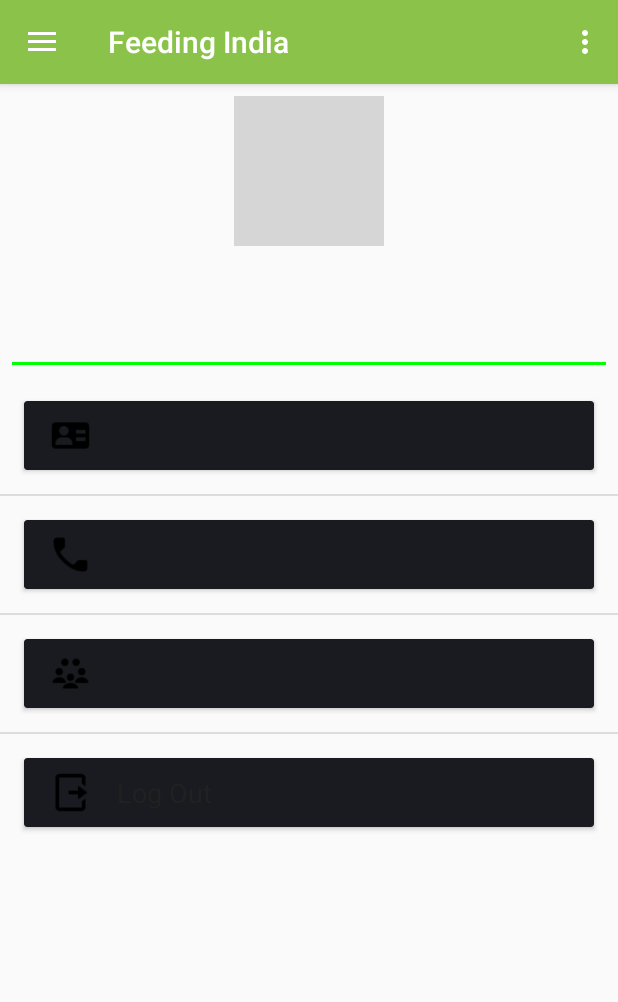
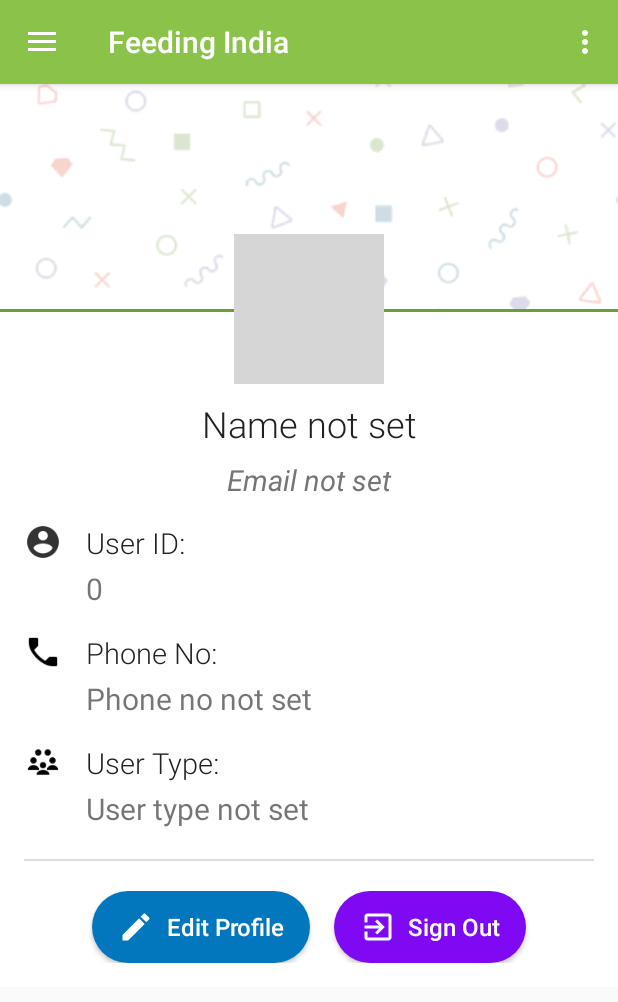
Before and after one commit to abhishekpopli/feeding-india-android-app, an Android app: the MainActivity screen opened directly, with no data from a screen before it, in the side drawer, after a tap on "My Profile", on a phone screen of 412 x 824 dp. Shown: the top 1002 px of the screen. Run offline under Robolectric (Android 15) with nearby library versions, the phone set to English and light mode, and no system bars; our stand-ins replace CircleImageView; libraries missing offline, so code that uses them is left out: com.cloudinary, com.cloudinary.utils; pictures from the network do not load; grey boxes are pictures that could not be loaded.

Commit message:
Now using new layout in My profile fragment, removed logout from navigation drawer

```diff
--- a/app/src/main/java/com/example/feedingindiaapp/MyProfileFragment.java
+++ b/app/src/main/java/com/example/feedingindiaapp/MyProfileFragment.java
@@ -1,23 +1,20 @@
 package com.example.feedingindiaapp;
 
+import android.content.DialogInterface;
 import android.content.Intent;
 import android.content.SharedPreferences;
 import android.os.Bundle;
 import android.support.annotation.Nullable;
 import android.support.v4.app.Fragment;
+import android.support.v7.app.AlertDialog;
 import android.view.LayoutInflater;
 import android.view.View;
 import android.view.ViewGroup;
-import android.widget.AdapterView;
-import android.widget.ListView;
-import android.widget.SimpleAdapter;
+import android.widget.Button;
 import android.widget.TextView;
+import android.widget.Toast;
 
 import com.bumptech.glide.Glide;
-
-import java.util.ArrayList;
-import java.util.HashMap;
-import java.util.List;
 
 import de.hdodenhof.circleimageview.CircleImageView;
 
@@ -25,94 +22,183 @@ import static android.content.Context.MODE_PRIVATE;
 
 public class MyProfileFragment extends Fragment {
 
-    private static final String DONATION_LIST_URL = "https://feedingindiaapp.000webhostapp.com/getdata/donations_list.php";
-    int[] flags;
-    private String[] options;
-    private TextView textName;
-    private TextView textEmail;
+    // User details
+    private String userName;
+    private String userEmail;
+    private int userID;
+    private String userPhoneNo1;
+    private String fullUserType;
+    private String userImageUrl;
+
+    // Views
+    private TextView userNameView;
+    private TextView userEmailView;
+    private TextView userIDView;
+    private TextView userPhoneNo1View;
+    private TextView fullUserTypeView;
+    private Button editButton;
+    private Button signOutButton;
+    private CircleImageView userImageView;
+
+    private SharedPreferences sharedPreferences;
+
+
 
     public MyProfileFragment() {
         // Required empty public constructor
     }
+
 
     @Override
     public View onCreateView(LayoutInflater inflater, ViewGroup container,
                              Bundle savedInstanceState) {
 
         // Inflate the layout for this fragment
-        View view = inflater.inflate(R.layout.my_profile_fragment, container, false);
-        final SharedPreferences sharedPreferences = getActivity().getSharedPreferences("app_data", MODE_PRIVATE);
-
-
-        options = new String[]{sharedPreferences.getString("user_name", null), sharedPreferences.getString("phoneno", null),
-                sharedPreferences.getString("user_type", null), "Log Out"};
-        flags = new int[]{R.drawable.name, R.drawable.phone, R.drawable.donor, R.drawable.logout};
-
+        View view = inflater.inflate(R.layout.my_profile, container, false);
 
         // Getting all views
-        textName = (TextView) view.findViewById(R.id.myprofilename);
-        textEmail = (TextView) view.findViewById(R.id.myprofileemail);
-        CircleImageView userProfileImage = (CircleImageView) view.findViewById(R.id.user_profile_image);
-
-        // Setting data in views
-        textName.setText(sharedPreferences.getString("user_name", null));
-        textEmail.setText(sharedPreferences.getString("emailid", null));
-
-        String userProfilePicUrl = sharedPreferences.getString("user_profile_pic_url", "http://www.msudenver.edu/media/sampleassets/profile-placeholder.png");
-        if (userProfilePicUrl.equals("null")) {
-            userProfilePicUrl = "http://www.msudenver.edu/media/sampleassets/profile-placeholder.png";
-        }
-        Glide.with(this).load(userProfilePicUrl).into(userProfileImage);
-
-
-        List<HashMap<String, String>> aList = new ArrayList<>();
-
-        for (int i = 0; i < 4; i++) {
-            HashMap<String, String> hm = new HashMap<>();
-            hm.put("cur", options[i]);
-            hm.put("flag", Integer.toString(flags[i]));
-            aList.add(hm);
-        }
-
-        String[] from = {"flag", "cur"};
-        int[] to = {R.id.mylist_image, R.id.optionstext};
-        ListView list = (ListView) view.findViewById(R.id.options_list);
-        SimpleAdapter adapter = new SimpleAdapter(getActivity().getBaseContext(), aList, R.layout.listview_myprofile_style, from, to);
-        list.setAdapter(adapter);
-
-        list.setOnItemClickListener(new AdapterView.OnItemClickListener() {
-            public void onItemClick(AdapterView<?> parent, View view,
-                                    int position, long id) {
-                if (position == 3) {
-
-                    SharedPreferences.Editor editor = sharedPreferences.edit();
-
-                    editor.putInt("user_id", 0);
-                    editor.putString("user_name", null);
-                    editor.putString("user_password_hash", null);
-                    editor.putString("user_type", null);
-                    editor.putBoolean("is_logged_in", false);
-                    editor.putString("phoneno", null);
-                    editor.putString("emailid", null);
-                    editor.apply();
-
-                    Intent intent = new Intent(MyProfileFragment.this.getContext(), LoginActivity.class);
-                    startActivity(intent);
-                }
-
-
-            }
-        });
+        userNameView = (TextView) view.findViewById(R.id.profile_user_name);
+        userEmailView = (TextView) view.findViewById(R.id.profile_user_email);
+        userIDView = (TextView) view.findViewById(R.id.profile_user_id);
+        userPhoneNo1View = (TextView) view.findViewById(R.id.profile_user_ph_1);
+        fullUserTypeView = (TextView) view.findViewById(R.id.profile_user_full_type);
+        editButton = (Button) view.findViewById(R.id.profile_edit_btn);
+        signOutButton = (Button) view.findViewById(R.id.profile_sign_out_btn);
+        userImageView = (CircleImageView) view.findViewById(R.id.profile_user_image);
 
         return view;
 
     }
 
+
     public void onActivityCreated(@Nullable Bundle savedInstanceState) {
         super.onActivityCreated(savedInstanceState);
 
 
+        // Get all user data
+        getUserData();
+
+
+        userNameView.setText(userName);
+        userEmailView.setText(userEmail);
+        userIDView.setText(String.valueOf(userID));
+        userPhoneNo1View.setText(userPhoneNo1);
+        fullUserTypeView.setText(fullUserType);
+
+        userImageUrl = sharedPreferences.getString("user_profile_pic_url", "http://www.msudenver.edu/media/sampleassets/profile-placeholder.png");
+        if (userImageUrl.equals("null")) {
+            userImageUrl = "http://www.msudenver.edu/media/sampleassets/profile-placeholder.png";
+        }
+        Glide.with(this).load(userImageUrl).into(userImageView);
+
+
+        editButton.setOnClickListener(new View.OnClickListener() {
+            @Override
+            public void onClick(View v) {
+                Toast.makeText(MyProfileFragment.this.getContext(), "You clicked on edit button", Toast.LENGTH_SHORT).show();
+            }
+        });
+
+
+        signOutButton.setOnClickListener(new View.OnClickListener() {
+            @Override
+            public void onClick(View v) {
+                confirmSignout();
+            }
+        });
+
     }
 
 
+    /**
+     * This method is used to retrieve user data from shared prefernces
+     */
+    private void getUserData() {
+
+        // Getting data from shared preferences
+        sharedPreferences = getActivity().getSharedPreferences("app_data", MODE_PRIVATE);
+
+        userName = sharedPreferences.getString("user_name", "Name not set");
+        userEmail = sharedPreferences.getString("emailid", "Email not set");
+        userID = sharedPreferences.getInt("user_id", 0);
+        userPhoneNo1 = sharedPreferences.getString("phoneno", "Phone no not set");
+//        userImageUrl = sharedPreferences.getString("user_profile_pic_url",null);
+
+        String userTypeFromStorage = sharedPreferences.getString("user_type", null);
+        String donorTypeFromStorage = sharedPreferences.getString("donor_type", null);
+
+        if (userTypeFromStorage != null && userTypeFromStorage.equals("donor")) {
+
+            if (donorTypeFromStorage != null && donorTypeFromStorage.equals("individual")) {
+
+                fullUserType = "Donor - Individual";
+
+            } else if (donorTypeFromStorage != null && donorTypeFromStorage.equals("non-individual")) {
+
+                fullUserType = "Donor - Non Individual";
+
+            } else {
+                fullUserType = "Donor";
+            }
+
+        } else if (userTypeFromStorage != null && userTypeFromStorage.equals("volunteer")) {
+
+            fullUserType = "Volunteer";
+
+        } else {
+
+            fullUserType = "User type not set";
+
+        }
+
+    }
+
+
+    /**
+     * This method shows a dialog box to confirm sign out
+     */
+    private void confirmSignout() {
+
+        AlertDialog.Builder signOutDialog = new AlertDialog.Builder(MyProfileFragment.this.getContext());
+        signOutDialog.setMessage("Do you want to sign out?")
+                .setPositiveButton("Yes", new DialogInterface.OnClickListener() {
+                    @Override
+                    public void onClick(DialogInterface dialog, int which) {
+                        signOut();
+                    }
+                })
+                .setNegativeButton("No", new DialogInterface.OnClickListener() {
+                    @Override
+                    public void onClick(DialogInterface dialog, int which) {
+                        dialog.cancel();
+                    }
+                });
+
+        signOutDialog.show();
+    }
+
+    /**
+     * This method signs the user out
+     */
+    void signOut() {
+        SharedPreferences.Editor editor = sharedPreferences.edit();
+
+        editor.putBoolean("is_logged_in", false);
+        editor.putInt("user_id", 0);
+        editor.putString("user_name", null);
+        editor.putString("user_password_hash", null);
+        editor.putString("user_type", null);
+        editor.putString("donor_type", null);
+        editor.putString("phoneno", null);
+        editor.putString("emailid", null);
+        editor.putString("user_profile_pic_url", null);
+
+        editor.apply();
+
+        Intent intent = new Intent(MyProfileFragment.this.getContext(), LoginActivity.class);
+        startActivity(intent);
+
+        MyProfileFragment.this.getActivity().finish();
+    }
+
 }
--- a/app/src/main/res/layout/my_profile.xml
+++ b/app/src/main/res/layout/my_profile.xml
@@ -22,38 +22,40 @@
                 android:src="@drawable/memphis_colorful" />
 
             <View
-                android:id="@+id/seprator_line"
-                android:layout_below="@id/profile_background_graphic"
+                android:id="@+id/profile_seprator_line"
                 android:layout_width="match_parent"
                 android:layout_height="2dp"
-                android:background="@color/colorPrimaryDark"/>
+                android:layout_below="@id/profile_background_graphic"
+                android:background="@color/colorPrimaryDark" />
 
             <LinearLayout
                 android:layout_width="match_parent"
                 android:layout_height="wrap_content"
-                android:layout_below="@id/seprator_line"
+                android:layout_below="@id/profile_seprator_line"
                 android:background="#fff"
                 android:orientation="vertical">
 
                 <TextView
+                    android:id="@+id/profile_user_name"
                     android:layout_width="match_parent"
                     android:layout_height="wrap_content"
                     android:fontFamily="sans-serif-light"
                     android:gravity="center_horizontal"
                     android:paddingTop="58dp"
-                    tools:text="User Name"
                     android:textColor="@color/colorPrimaryText"
-                    android:textSize="24sp" />
+                    android:textSize="24sp"
+                    tools:text="User Name" />
 
                 <TextView
+                    android:id="@+id/profile_user_email"
                     android:layout_width="match_parent"
                     android:layout_height="wrap_content"
                     android:layout_marginTop="8dp"
                     android:gravity="center_horizontal"
-                    tools:text="User Email"
                     android:textColor="@color/colorSecondaryText"
                     android:textSize="19sp"
-                    android:textStyle="italic" />
+                    android:textStyle="italic"
+                    tools:text="User Email" />
 
                 <LinearLayout
                     android:layout_width="match_parent"
@@ -87,11 +89,12 @@
                                 android:textSize="19sp" />
 
                             <TextView
+                                android:id="@+id/profile_user_id"
                                 android:layout_width="match_parent"
                                 android:layout_height="wrap_content"
                                 android:layout_marginTop="4dp"
-                                tools:text="9714494"
-                                android:textSize="20sp" />
+                                android:textSize="20sp"
+                                tools:text="9714494" />
                         </LinearLayout>
 
                     </LinearLayout>
@@ -123,11 +126,12 @@
                                 android:textSize="19sp" />
 
                             <TextView
+                                android:id="@+id/profile_user_ph_1"
                                 android:layout_width="match_parent"
                                 android:layout_height="wrap_content"
                                 android:layout_marginTop="4dp"
-                                tools:text="9891921888"
-                                android:textSize="20sp" />
+                                android:textSize="20sp"
+                                tools:text="9891921888" />
                         </LinearLayout>
 
                     </LinearLayout>
@@ -136,7 +140,8 @@
                         android:layout_width="match_parent"
                         android:layout_height="wrap_content"
                         android:layout_marginTop="16dp"
-                        android:orientation="horizontal">
+                        android:orientation="horizontal"
+                        android:visibility="gone">
 
                         <ImageView
                             android:layout_width="25dp"
@@ -159,11 +164,12 @@
                                 android:textSize="19sp" />
 
                             <TextView
+                                android:id="@+id/profile_user_ph_2"
                                 android:layout_width="match_parent"
                                 android:layout_height="wrap_content"
                                 android:layout_marginTop="4dp"
-                                tools:text="9891921888"
-                                android:textSize="20sp" />
+                                android:textSize="20sp"
+                                tools:text="9891921888" />
                         </LinearLayout>
 
                     </LinearLayout>
@@ -195,11 +201,12 @@
                                 android:textSize="19sp" />
 
                             <TextView
+                                android:id="@+id/profile_user_full_type"
                                 android:layout_width="match_parent"
                                 android:layout_height="wrap_content"
                                 android:layout_marginTop="4dp"
-                                tools:text="Donor - Individual"
-                                android:textSize="20sp" />
+                                android:textSize="20sp"
+                                tools:text="Donor - Individual" />
                         </LinearLayout>
 
                     </LinearLayout>
@@ -218,6 +225,7 @@
                         android:orientation="horizontal">
 
                         <Button
+                            android:id="@+id/profile_edit_btn"
                             android:layout_width="wrap_content"
                             android:layout_height="wrap_content"
                             android:background="@drawable/blue_tag_2"
@@ -231,6 +239,7 @@
                             android:textSize="16sp" />
 
                         <Button
+                            android:id="@+id/profile_sign_out_btn"
                             android:layout_width="wrap_content"
                             android:layout_height="wrap_content"
                             android:layout_marginLeft="16dp"
@@ -251,7 +260,7 @@
             </LinearLayout>
 
             <de.hdodenhof.circleimageview.CircleImageView xmlns:app="http://schemas.android.com/apk/res-auto"
-                android:id="@+id/user_profile_image"
+                android:id="@+id/profile_user_image"
                 android:layout_width="100dp"
                 android:layout_height="100dp"
                 android:layout_centerHorizontal="true"
--- a/app/src/main/res/layout/my_profile_fragment.xml
+++ /dev/null
@@ -1,59 +0,0 @@
-<?xml version="1.0" encoding="utf-8"?>
-<LinearLayout xmlns:android="http://schemas.android.com/apk/res/android"
-    xmlns:app="http://schemas.android.com/apk/res-auto"
-    xmlns:tools="http://schemas.android.com/tools"
-    android:layout_width="match_parent"
-    android:layout_height="match_parent"
-    android:orientation="vertical"
-    tools:context="com.example.feedingindiaapp.MyProfileFragment">
-
-    <LinearLayout
-        android:layout_width="match_parent"
-        android:layout_height="wrap_content"
-        android:layout_margin="8dp"
-        android:orientation="vertical">
-
-        <de.hdodenhof.circleimageview.CircleImageView xmlns:app="http://schemas.android.com/apk/res-auto"
-            android:id="@+id/user_profile_image"
-            android:layout_width="100dp"
-            android:layout_height="100dp"
-            android:layout_gravity="center"
-            android:src="@drawable/profile_placeholder"
-            android:transitionName="donorImage"
-            app:civ_border_width="0dp" />
-
-        <TextView
-            android:id="@+id/myprofilename"
-            android:layout_width="wrap_content"
-            android:layout_height="wrap_content"
-            android:layout_gravity="center_vertical|center_horizontal"
-            android:layout_marginTop="8dp"
-            android:text="gfdshfk"
-            android:textColor="@color/colorPrimaryText"
-            android:textSize="20sp" />
-
-        <TextView
-            android:id="@+id/myprofileemail"
-            android:layout_width="wrap_content"
-            android:layout_height="wrap_content"
-            android:layout_gravity="center_vertical|center_horizontal"
-            android:layout_marginBottom="8dp"
-            android:layout_marginTop="8dp"
-            android:text="fdsnfkdsl"
-            android:textColor="@color/colorSecondaryText"
-            android:textSize="18sp" />
-
-        <View
-            android:layout_width="fill_parent"
-            android:layout_height="2dip"
-            android:layout_marginTop="1dp"
-            android:background="#FF00FF00" />
-
-    </LinearLayout>
-
-    <ListView
-        android:id="@+id/options_list"
-        android:layout_width="match_parent"
-        android:layout_height="wrap_content" >
-    </ListView>
-</LinearLayout>
--- a/app/src/main/res/menu/activity_main_drawer.xml
+++ b/app/src/main/res/menu/activity_main_drawer.xml
@@ -25,18 +25,4 @@
         </menu>
     </item>
 
-    <item android:title="Others">
-        <menu>
-            <item
-                android:id="@+id/nav_support_dev"
-                android:icon="@drawable/ic_menu_slideshow"
-                android:title="Support Dev" />
-
-
-        </menu>
-    </item>
-    <item
-        android:id="@+id/log_out"
-        android:icon="@android:drawable/ic_lock_power_off"
-        android:title="Log Out" />
 </menu>
```
Also changed, not shown: app/src/main/java/com/example/feedingindiaapp/MainActivity.java (+0 -22 lines), app/src/main/res/layout/nav_header_main.xml (+7 -10 lines).
